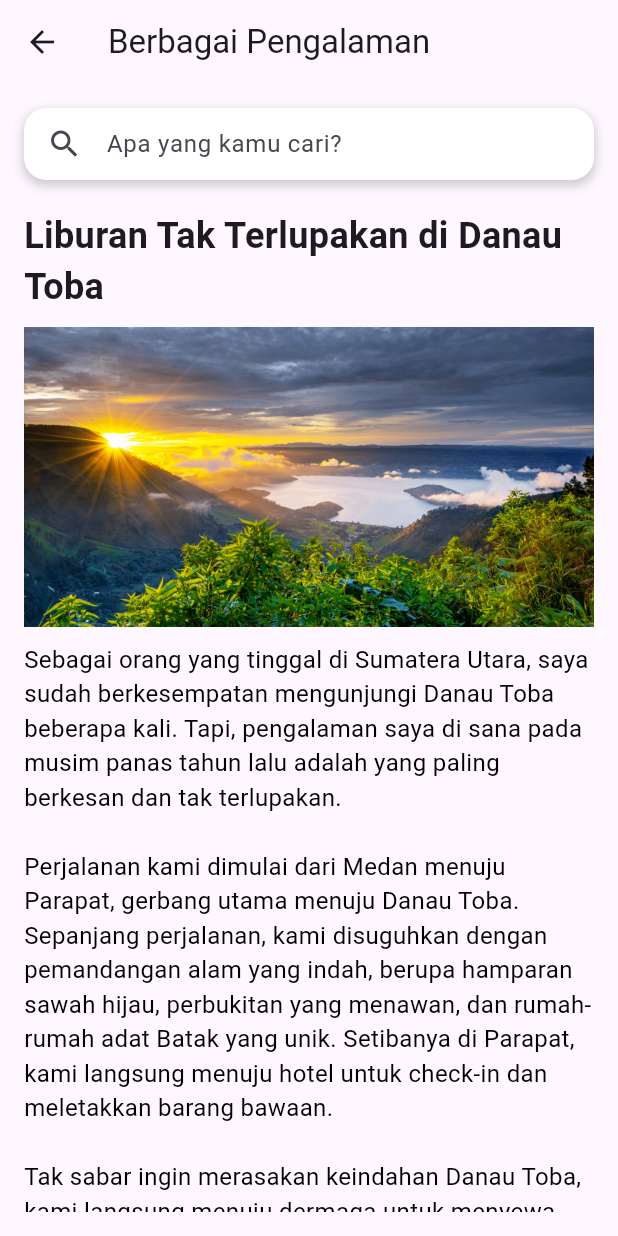
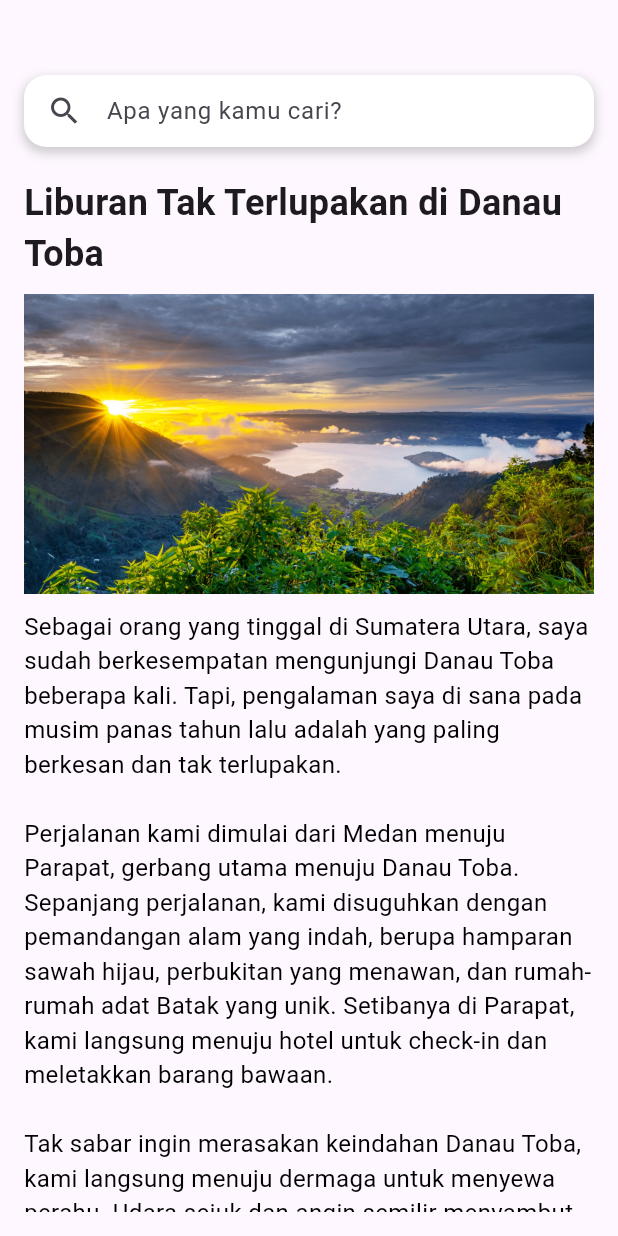
Before and after one commit to Dpsyuhuyuhu/Travel-Buddy, a Flutter app: the CeritaScreen screen opened directly, on a phone screen of 412 x 824 dp. Run offline on Flutter 3.47's test engine with Material 3 defaults, Android fonts, the phone set to English and light mode, and no system bars; our stand-ins replace go_router.

Commit message:
update baru

```diff
--- a/travel_buddy_fix/lib/screens/login_screen.dart
+++ b/travel_buddy_fix/lib/screens/login_screen.dart
@@ -139,7 +139,6 @@ class _LoginScreenState extends State<LoginScreen> {
                         Align(
                           alignment: Alignment.center,
                           child: ElevatedButton.icon(
-                            icon: Icon(Icons.login),
                             label: Text('Login'),
                             onPressed: () {
                               if (_formKey.currentState?.validate() ?? false) {
--- a/travel_buddy_fix/lib/screens/main_screen/Cerita_screen.dart
+++ b/travel_buddy_fix/lib/screens/main_screen/Cerita_screen.dart
@@ -6,15 +6,11 @@ class CeritaScreen extends StatelessWidget {
   @override
   Widget build(BuildContext context) {
     return Scaffold(
-      appBar: AppBar(
-        title: Text('Berbagai Pengalaman'),
-      ),
       body: Padding(
-        padding: const EdgeInsets.all(16.0),
+        padding: const EdgeInsets.only(left: 16.0, bottom: 16.0, right: 16.0, top: 50.0),
         child: Column(
           crossAxisAlignment: CrossAxisAlignment.start,
           children: [
-            // TextField untuk Pencarian
             Container(
               padding: EdgeInsets.symmetric(horizontal: 15.0),
               decoration: BoxDecoration(
--- a/travel_buddy_fix/lib/screens/main_screen/komunitas_screen.dart
+++ b/travel_buddy_fix/lib/screens/main_screen/komunitas_screen.dart
@@ -11,11 +11,8 @@ class _OrdersScreenState extends State<KomunitasScreen> {
   @override
   Widget build(BuildContext context) {
     return Scaffold(
-      appBar: AppBar(
-        title: Text('Komunitas'),
-      ),
       body: Padding(
-        padding: const EdgeInsets.all(16.0),
+        padding: const EdgeInsets.only(left: 16.0, bottom: 16.0, right: 16.0, top: 50.0),
         child: Column(
           crossAxisAlignment: CrossAxisAlignment.start,
           children: [
```
Also changed, not shown: travel_buddy_fix/lib/screens/main_screen/account_screen.dart (+0 -7 lines), travel_buddy_fix/lib/screens/welcome_screen.dart (+6 -2 lines).
